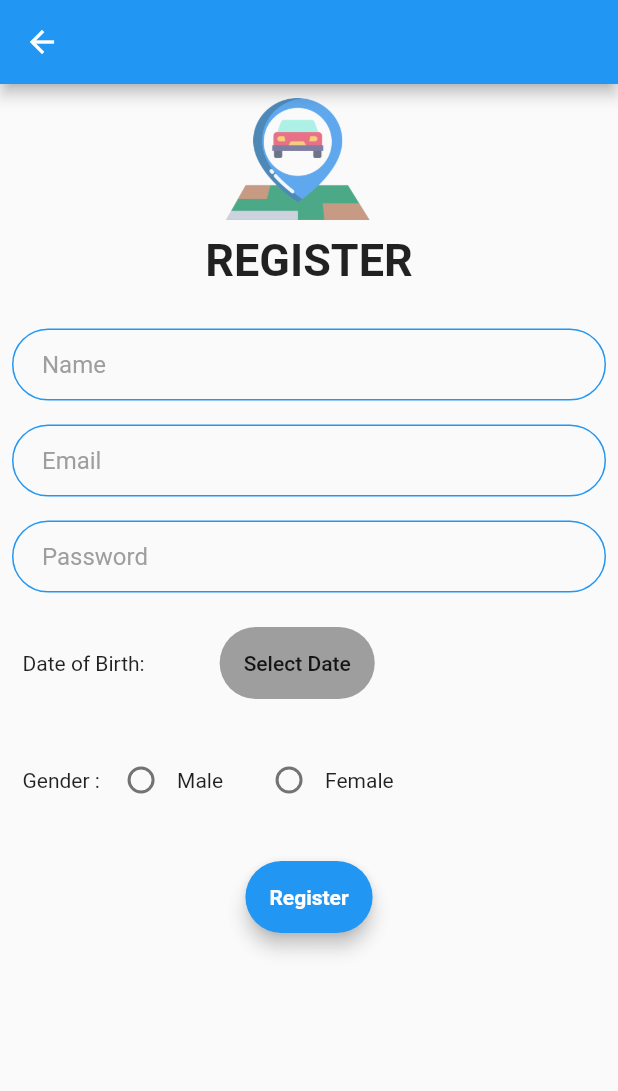
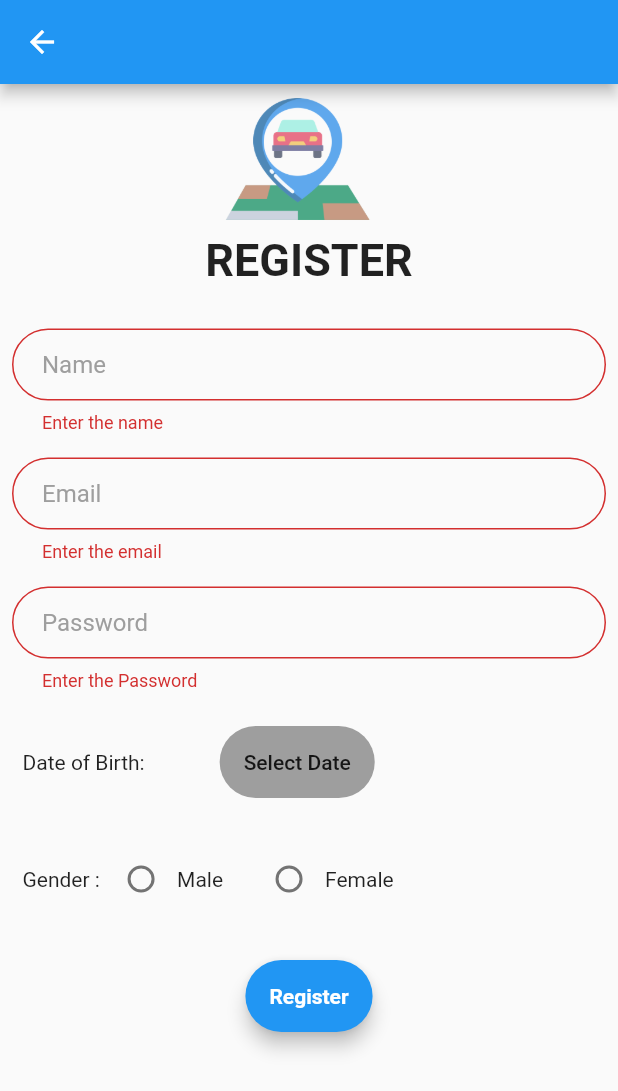
Before and after one commit to sujayss81/Smart_Parking_IOT, a Flutter app: the RegistrationScreen screen opened by its route, after a tap on "Register", on a phone screen of 412 x 824 dp. Shown: the top 1091 px of the screen. Run offline on Flutter 3.47's test engine with Material 2 defaults, Android fonts, the phone set to English and light mode, and no system bars; our stand-ins replace shared_preferences; accounts and stored records are empty.

Commit message:
updated get and post method of sign up screen

```diff
--- a/smart_parking_app/lib/screens/registrationScreen.dart
+++ b/smart_parking_app/lib/screens/registrationScreen.dart
@@ -5,6 +5,7 @@ import 'package:intl/intl.dart';
 import 'package:http/http.dart' as http;
 import 'package:shared_preferences/shared_preferences.dart';
 import 'dart:convert';
+import 'package:smart_parking_app/services/networking.dart';
 
 enum Gender { male, female }
 
@@ -13,7 +14,7 @@ class RegistrationScreen extends StatefulWidget {
   String email;
   String password;
   String dob = '';
-  String gender;
+  String gender = '';
 
   static const id = 'registration_screen';
   @override
@@ -23,35 +24,11 @@ class RegistrationScreen extends StatefulWidget {
 class _RegistrationScreenState extends State<RegistrationScreen> {
   String dob = 'Select Date';
   SharedPreferences prefs;
+  final GlobalKey<FormState> _formkey = GlobalKey<FormState>();
+  Networking net = Networking();
 
-  void postRequest({String urlLabel, Map body}) async {
-    String sendingBody = jsonEncode(body);
-    print(sendingBody);
-    String token;
-    http.Response res = await http.post(Uri.parse('$hostUrl/$urlLabel'),
-        body: sendingBody, headers: {'Content-Type': 'application/json'});
-    if (res.statusCode == 200) {
-      token = res.headers['x-auth-token'];
-      print(token);
-      prefs.setString('token', token);
-      http.Response res2 = await http.get(Uri.parse('$hostUrl/me'),
-          headers: {'x-auth-token': token, 'Content-Type': 'application/json'});
-      if (res2.statusCode == 200) {
-        // print(res2);
-        print(res2.body);
-      } else if (res2.statusCode == 400) {
-        print('authentication problem');
-        // print(res.body);
-      } else {
-        print('server error');
-      }
-    } else if (res.statusCode == 400) {
-      print('post request authentication error');
-    } else {
-      print('post request server error');
-      print(res.statusCode);
-    }
-  }
+
+
 
   void initSharedPref() async {
     prefs = await SharedPreferences.getInstance();
@@ -62,7 +39,9 @@ class _RegistrationScreenState extends State<RegistrationScreen> {
     initSharedPref();
   }
 
-  void registerUser() {
+  void registerUser() async{
+    String token='';
+    bool flag = false;
     Map body = {
       'name': widget.name,
       'email': widget.email,
@@ -71,7 +50,30 @@ class _RegistrationScreenState extends State<RegistrationScreen> {
       'gender': widget.gender,
     };
     print(body);
-    postRequest(urlLabel: 'signup', body: body);
+    http.Response res = await net.postRequest(urlLabel: 'signup', body: body);
+    if (res.statusCode == 200) {
+      token = res.headers['x-auth-token'];
+      print(token);
+      prefs.setString('token', token);
+      prefs.clear();
+    }else {
+      print('server error');
+      flag = true;
+      print(jsonDecode(res.body));
+    }
+    if(!flag) {
+      http.Response res2 = await net.getRequest(
+          urlLabel: 'me', token: token, params: '');
+      if (res2.statusCode == 200) {
+        // print(res2);
+        print(res2.body);
+        //write navigator push code here
+      } else {
+        print('server error');
+        print(jsonDecode(res2.body));
+      }
+    }
+
   }
 
   @override
@@ -80,7 +82,10 @@ class _RegistrationScreenState extends State<RegistrationScreen> {
       appBar: AppBar(
         backgroundColor: Colors.blue,
       ),
-      body: Column(
+      body: SingleChildScrollView(
+        child: Form(
+          key: _formkey,
+          child: Column(
             children: <Widget>[
               Row(
                 mainAxisAlignment: MainAxisAlignment.center,
@@ -119,31 +124,65 @@ class _RegistrationScreenState extends State<RegistrationScreen> {
               SizedBox(height: 20.0),
               Padding(
                 padding: const EdgeInsets.all(8.0),
-            child: TextField(
+                child: TextFormField(
                   decoration: kInputDecoration.copyWith(hintText: 'Name'),
                   keyboardType: TextInputType.name,
                   onChanged: (value) {
                     widget.name = value;
                   },
+                  validator: (String value) {
+                    if (value.isEmpty) {
+                      return "Enter the name";
+                    }
+                    return null;
+                  },
+                  onSaved: (String name) {
+                    widget.name = name;
+                  },
                 ),
               ),
               Padding(
                 padding: const EdgeInsets.all(8.0),
-            child: TextField(
+                child: TextFormField(
                   decoration: kInputDecoration.copyWith(hintText: 'Email'),
                   keyboardType: TextInputType.emailAddress,
                   onChanged: (value) {
                     widget.email = value;
                   },
+                  validator: (String value) {
+                    if (value.isEmpty) {
+                      return "Enter the email";
+                    }
+                    if (!RegExp("^[a-zA-Z0-9+_.-]+@[a-zA-Z0-9.-]+.[a-z]")
+                        .hasMatch(value)) {
+                      return 'Please enter valid Email';
+                    }
+                    return null;
+                  },
+                  onSaved: (String email) {
+                    widget.email = email;
+                  },
                 ),
               ),
               Padding(
                 padding: const EdgeInsets.all(8.0),
-            child: TextField(
+                child: TextFormField(
                   obscureText: true,
                   decoration: kInputDecoration.copyWith(hintText: 'Password'),
                   onChanged: (value) {
                     widget.password = value;
+                  },
+                  validator: (String value) {
+                    if (value.isEmpty) {
+                      return "Enter the Password";
+                    } else if (value.length < 8) {
+                      return "Password should be atleast 8 characters";
+                    } else {
+                      return null;
+                    }
+                  },
+                  onSaved: (String password) {
+                    widget.password = password;
                   },
                 ),
               ),
@@ -227,13 +266,19 @@ class _RegistrationScreenState extends State<RegistrationScreen> {
                     height: 40,
                     minWidth: 20,
                     onPressed: () {
+                      if (_formkey.currentState.validate() && widget.dob!='' && widget.gender!='') {
                         registerUser();
+                      } else {
+                        print('Incomplete field');
+                      }
                     },
                   ),
                 ),
               ),
             ],
           ),
+        ),
+      ),
     );
   }
 }
```
Lines whose indentation alone changed are shown as unchanged.
